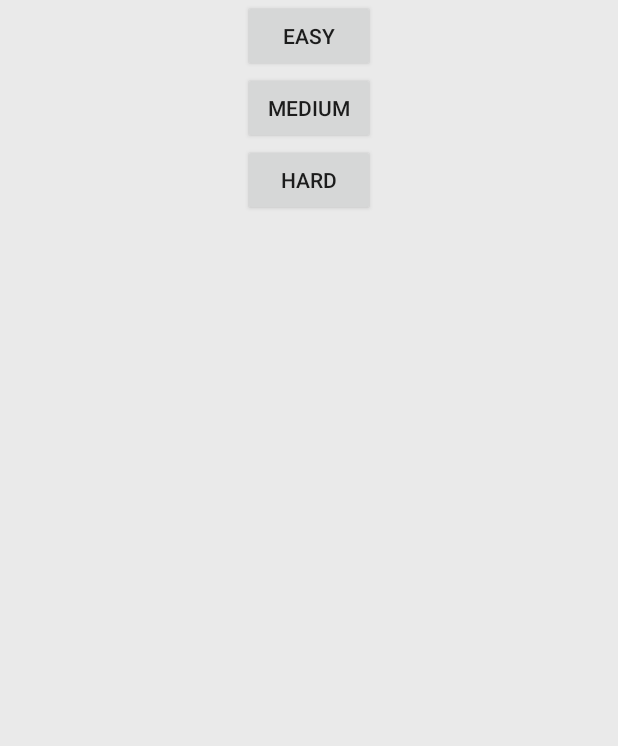
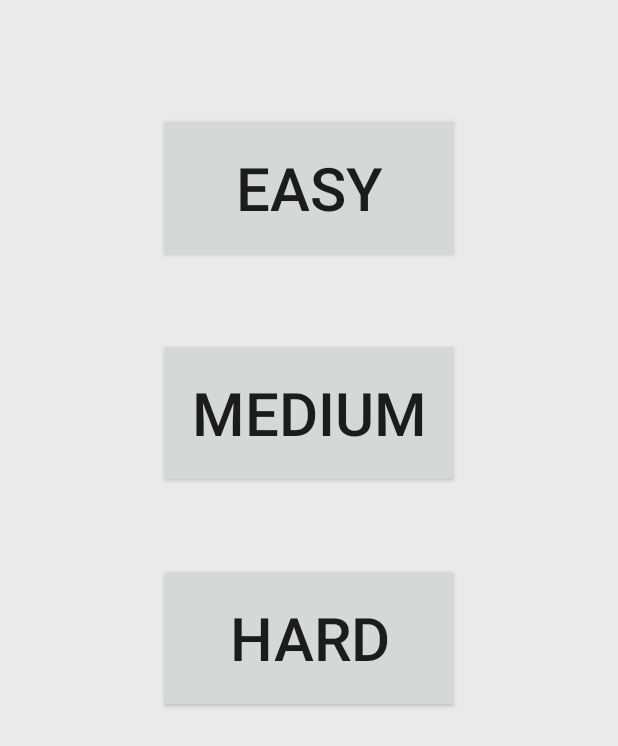
Before and after one commit to CWolfAnderson/Overly-Complicated_Minesweeper-android, an Android app: the GameSettings screen opened directly, with no data from a screen before it, on a phone screen of 412 x 824 dp. Shown: the top 746 px of the screen. Run offline under Robolectric (Android 15) with nearby library versions, the phone set to English and light mode, and no system bars.

Commit message:
made buttons bigger on game_settings

```diff
--- a/app/src/main/res/layout/content_game_settings.xml
+++ b/app/src/main/res/layout/content_game_settings.xml
@@ -17,24 +17,30 @@
 
         <Button
             android:id="@+id/easyButton"
-            android:layout_width="wrap_content"
-            android:layout_height="wrap_content"
+            android:layout_width="200dp"
+            android:layout_height="100dp"
+            android:textSize="40sp"
             android:text="@string/button_easy"
-            android:layout_gravity="center_horizontal" />
+            android:layout_gravity="center_horizontal"
+            android:layout_marginTop="75dp" />
 
         <Button
             android:id="@+id/mediumButton"
-            android:layout_width="wrap_content"
-            android:layout_height="wrap_content"
+            android:layout_width="200dp"
+            android:layout_height="100dp"
+            android:textSize="40sp"
             android:text="@string/button_medium"
-            android:layout_gravity="center_horizontal" />
+            android:layout_gravity="center_horizontal"
+            android:layout_marginTop="50dp" />
 
         <Button
             android:id="@+id/hardButton"
-            android:layout_width="wrap_content"
-            android:layout_height="wrap_content"
+            android:layout_width="200dp"
+            android:layout_height="100dp"
+            android:textSize="40sp"
             android:text="@string/button_hard"
-            android:layout_gravity="center_horizontal" />
+            android:layout_gravity="center_horizontal"
+            android:layout_marginTop="50dp" />
 
     </LinearLayout>
 
```
